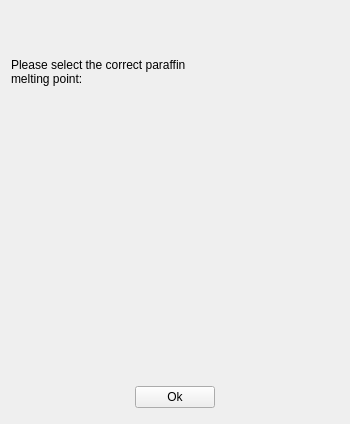
Above: ServiceSW/Master/Components/Diagnostics/Forms/SelectMeltingPointDialog.ui from Liyezhong/Master before the change. Below: the same form after it.
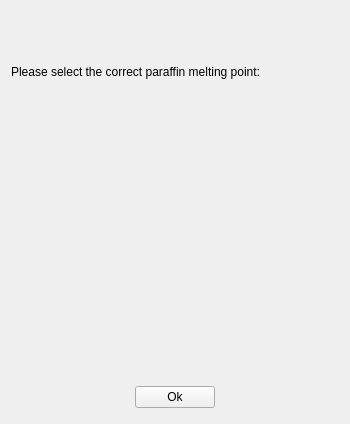
That is the form after the change. Custom widgets are drawn as their Qt base class.

Commit message: S&M: fix bug HIM-2478

What changed in the file:
```diff
--- a/ServiceSW/Master/Components/Diagnostics/Forms/SelectMeltingPointDialog.ui
+++ b/ServiceSW/Master/Components/Diagnostics/Forms/SelectMeltingPointDialog.ui
@@ -35,7 +35,7 @@
    <item row="0" column="0" colspan="3">
     <widget class="QLabel" name="labelPrompt">
      <property name="text">
-      <string>&lt;html&gt;&lt;head/&gt;&lt;body&gt;&lt;p&gt;Please select the correct paraffin&lt;br/&gt;melting point:&lt;/p&gt;&lt;/body&gt;&lt;/html&gt;</string>
+      <string>&lt;html&gt;&lt;head/&gt;&lt;body&gt;&lt;p&gt;Please select the correct paraffin melting point:&lt;/p&gt;&lt;/body&gt;&lt;/html&gt;</string>
      </property>
     </widget>
    </item>
```
The commit also changes 1 other file.
